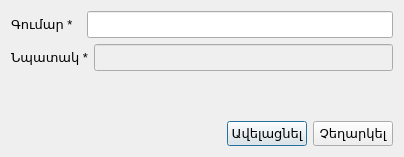
This is src/addstoragecosts.ui in ADCompany/AD-Farm as Qt 5 draws it before an edit. The edited form follows.
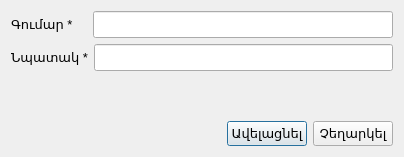
This is the edited form. Icons and pictures are not drawn.

What changed in the file:
```diff
--- a/src/addstoragecosts.ui
+++ b/src/addstoragecosts.ui
@@ -38,7 +38,7 @@
        </property>
        <property name="sizeHint" stdset="0">
         <size>
-         <width>8</width>
+         <width>14</width>
          <height>20</height>
         </size>
        </property>
@@ -78,7 +78,7 @@
      <item>
       <widget class="QLineEdit" name="editInfoText">
        <property name="enabled">
-        <bool>false</bool>
+        <bool>true</bool>
        </property>
        <property name="font">
         <font>
```
